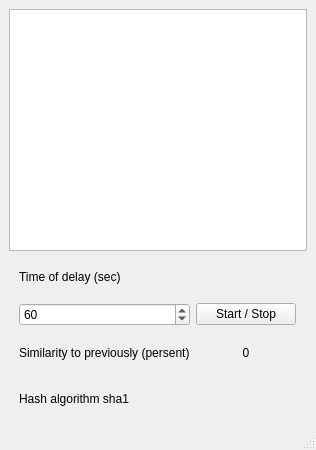
This is mainwindow.ui in Who-are-me/Big-Brother as Qt 5 draws it before an edit. The edited form follows.
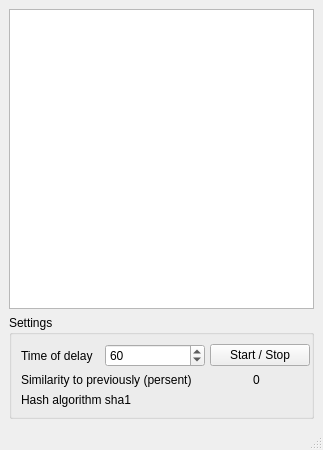
This is the edited form.

What changed in the file:
```diff
--- a/mainwindow.ui
+++ b/mainwindow.ui
@@ -6,7 +6,7 @@
    <rect>
     <x>0</x>
     <y>0</y>
-    <width>316</width>
+    <width>317</width>
     <height>450</height>
    </rect>
   </property>
@@ -31,34 +31,25 @@
       </property>
      </widget>
     </item>
-    <item row="8" column="1">
-     <widget class="QSpinBox" name="sb_time">
+    <item row="6" column="0" colspan="5">
+     <widget class="QGroupBox" name="groupBox">
       <property name="minimumSize">
        <size>
-        <width>100</width>
+        <width>305</width>
         <height>0</height>
        </size>
       </property>
-      <property name="value">
-       <number>60</number>
+      <property name="maximumSize">
+       <size>
+        <width>9999</width>
+        <height>305</height>
+       </size>
       </property>
-     </widget>
-    </item>
-    <item row="10" column="1">
-     <widget class="QLabel" name="label_2">
-      <property name="text">
-       <string>Hash algorithm sha1</string>
+      <property name="title">
+       <string>Settings</string>
       </property>
-     </widget>
-    </item>
-    <item row="9" column="1">
-     <widget class="QLabel" name="label">
-      <property name="text">
-       <string>Similarity to previously (persent)</string>
-      </property>
-     </widget>
-    </item>
-    <item row="9" column="2" colspan="2">
+      <layout class="QGridLayout" name="gridLayout">
+       <item row="3" column="4">
      <widget class="QLabel" name="persent_of_similarity">
       <property name="text">
        <string>0</string>
@@ -68,14 +59,7 @@
       </property>
      </widget>
     </item>
-    <item row="7" column="1">
-     <widget class="QLabel" name="label_3">
-      <property name="text">
-       <string>Time of delay (sec)</string>
-      </property>
-     </widget>
-    </item>
-    <item row="8" column="2" colspan="2">
+       <item row="1" column="4">
      <widget class="QPushButton" name="pb_startstop">
       <property name="minimumSize">
        <size>
@@ -88,6 +72,43 @@
       </property>
      </widget>
     </item>
+       <item row="1" column="0">
+        <widget class="QLabel" name="label_3">
+         <property name="text">
+          <string>Time of delay</string>
+         </property>
+        </widget>
+       </item>
+       <item row="3" column="0" colspan="4">
+        <widget class="QLabel" name="label">
+         <property name="text">
+          <string>Similarity to previously (persent)</string>
+         </property>
+        </widget>
+       </item>
+       <item row="4" column="0" colspan="3">
+        <widget class="QLabel" name="label_2">
+         <property name="text">
+          <string>Hash algorithm sha1</string>
+         </property>
+        </widget>
+       </item>
+       <item row="1" column="2">
+        <widget class="QSpinBox" name="sb_time">
+         <property name="minimumSize">
+          <size>
+           <width>100</width>
+           <height>0</height>
+          </size>
+         </property>
+         <property name="value">
+          <number>60</number>
+         </property>
+        </widget>
+       </item>
+      </layout>
+     </widget>
+    </item>
    </layout>
   </widget>
   <widget class="QMenuBar" name="menubar">
```
Left out of the diff: 2 changed lines with no effect on the pictures. Lines whose indentation alone changed are shown as unchanged.
